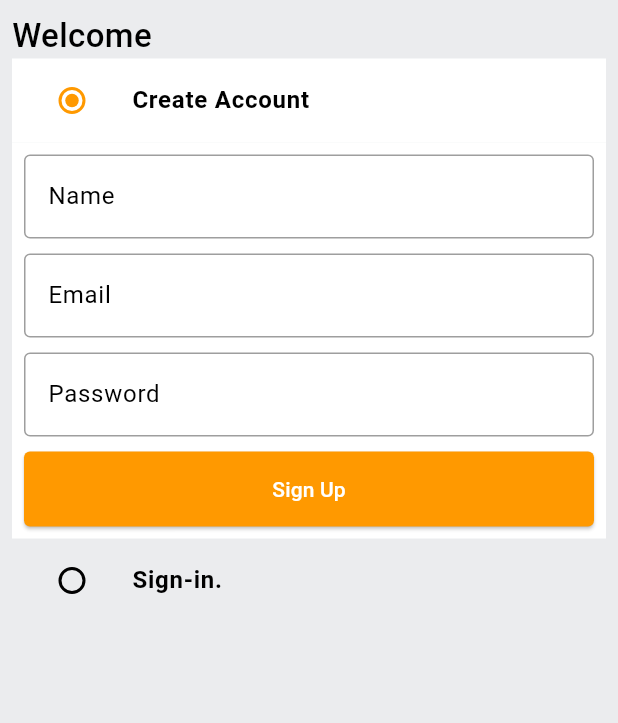
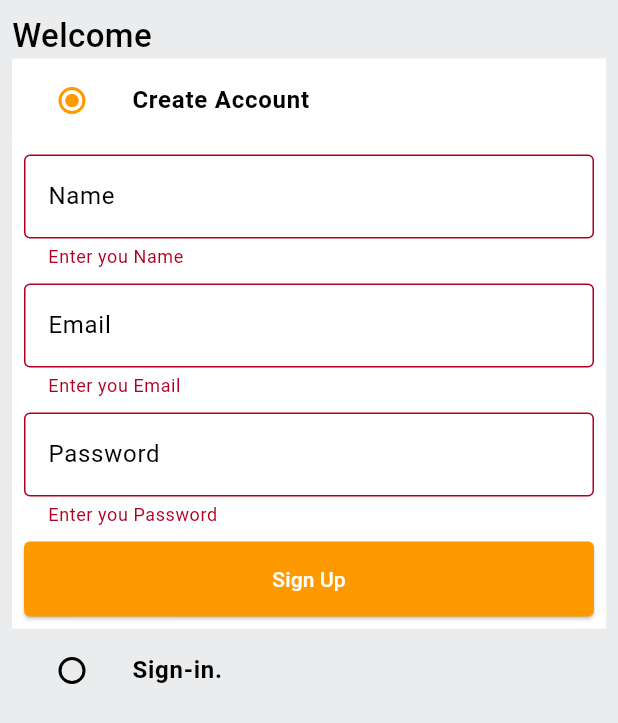
Before and after one commit to Nmndwdi/E-Commerce-App, a Flutter app: the screen it shows after launch, after a tap on "Sign Up", on a phone screen of 412 x 824 dp. Shown: the top 723 px of the screen. Run offline on Flutter 3.47's test engine with Material 2 defaults, Android fonts, the light colour scheme and no system bars.

Commit message:
Auth signUp completed

```diff
--- a/market_infinite/lib/common/widgets/custom_textfield.dart
+++ b/market_infinite/lib/common/widgets/custom_textfield.dart
@@ -25,7 +25,11 @@ class CustomtextField extends StatelessWidget {
       ),
       validator: (val)
       {
-
+        if(val==null || val.isEmpty)
+        {
+          return 'Enter you $hintText';
+        }
+        return null;
       },
     );
   }
--- a/market_infinite/lib/constants/global_variables.dart
+++ b/market_infinite/lib/constants/global_variables.dart
@@ -1,5 +1,6 @@
 import 'package:flutter/material.dart';
 
+String uri = 'http://192.168.43.147:3000';
 class GlobalVariables
 {
   static const appBarGradient = LinearGradient(colors: [
--- a/market_infinite/lib/features/auth/screens/auth_screen.dart
+++ b/market_infinite/lib/features/auth/screens/auth_screen.dart
@@ -2,6 +2,8 @@ import 'package:market_infinite/common/widgets/custom_button.dart';
 import 'package:market_infinite/common/widgets/custom_textfield.dart';
 import 'package:market_infinite/constants/global_variables.dart';
 import 'package:flutter/material.dart';
+
+import '../services/auth_service.dart';
 
 enum Auth
 {
@@ -22,6 +24,8 @@ class _AuthScreenState extends State<AuthScreen> {
   final _signUpFormKey = GlobalKey<FormState>();
   final _signInFormKey = GlobalKey<FormState>();
 
+  final AuthService authService=AuthService();
+
   final TextEditingController _emailController = TextEditingController();
   final TextEditingController _passwordController = TextEditingController();
   final TextEditingController _nameController = TextEditingController();
@@ -34,6 +38,10 @@ class _AuthScreenState extends State<AuthScreen> {
     _nameController.dispose();
   }
 
+  void signUpUser()
+  {
+    authService.signUpUser(context: context, email: _emailController.text, password: _passwordController.text, name: _nameController.text,);
+  }
 
   @override
   Widget build(BuildContext context) {
@@ -96,7 +104,12 @@ class _AuthScreenState extends State<AuthScreen> {
                             hintText: 'Password',
                           ),
                           const SizedBox(height: 10,),
-                          CustomButton(text: 'Sign Up', onTap: () {},
+                          CustomButton(text: 'Sign Up', onTap: () {
+                            if(_signUpFormKey.currentState!.validate())
+                            {
+                              signUpUser();
+                            }
+                          },
                           ),
                         ],
                       ),
--- /dev/null
+++ b/market_infinite/lib/features/auth/services/auth_service.dart
@@ -0,0 +1,41 @@
+import 'package:flutter/material.dart';
+import 'package:market_infinite/constants/global_variables.dart';
+import 'package:market_infinite/constants/utils.dart';
+
+import '../../../constants/error_handling.dart';
+import '../../../models/user.dart';
+import 'package:http/http.dart' as http;
+
+class AuthService{
+
+  // sign up user
+  void signUpUser({
+    required BuildContext context,
+    required String email,
+    required String password,
+    required String name,
+    }) async
+  {
+    try
+    {
+      User user = User(id: '', name: name, password: password,email: email ,address: '', type: 'user', token: '');
+
+      http.Response res=await http.post(
+        Uri.parse('$uri/api/signup') ,
+        body:  user.toJson(),
+        headers: <String,String>{
+          'Content-Type': 'application/json; charset=UTF-8',
+        },
+      );
+      httpErrorHandle(response: res, context: context, onSuccess: (){
+        showSnackBar(context, 'Account created! Login with the same credentials!',
+        );
+      },
+      );
+    }
+    catch(e)
+    {
+      showSnackBar(context, e.toString());
+    }
+  }
+}
--- /dev/null
+++ b/market_infinite/lib/models/user.dart
@@ -0,0 +1,45 @@
+import 'dart:convert';
+
+class User
+{
+  final String id;
+  final String name;
+  final String email;
+  final String password;
+  final String address;
+  final String type;
+  final String token;
+
+  User({required this.id, required this.name, required this.email,required this.password, required this.address, required this.type, required this.token});
+
+  Map<String,dynamic>toMap()
+  {
+    return{
+      'id': id,
+      'name': name,
+      'email': email,
+      'password': password,
+      'address': address,
+      'type': type,
+      'token': token,
+    };
+  }
+
+  factory User.fromMap(Map<String,dynamic>map)
+  {
+    return User(
+      id: map['_id'] ?? '',
+      name: map['name'] ?? '',
+      email: map['email'] ?? '',
+      password: map['password'] ?? '',
+      address: map['address'] ?? '',
+      type: map['type'] ?? '',
+      token: map['token'] ?? '',
+    );
+  }
+
+  String toJson() => json.encode(toMap());
+
+  factory User.fromJson(String source) => User.fromMap(json.decode(source));
+
+}
--- a/market_infinite/pubspec.yaml
+++ b/market_infinite/pubspec.yaml
@@ -35,6 +35,7 @@ dependencies:
   # The following adds the Cupertino Icons font to your application.
   # Use with the CupertinoIcons class for iOS style icons.
   cupertino_icons: ^1.0.2
+  http: ^1.1.0
 
 dev_dependencies:
   flutter_test:
```
Also changed, not shown: market_infinite/lib/constants/error_handling.dart (added, +28 -0 lines), market_infinite/lib/constants/utils.dart (added, +10 -0 lines), market_infinite/pubspec.lock.
